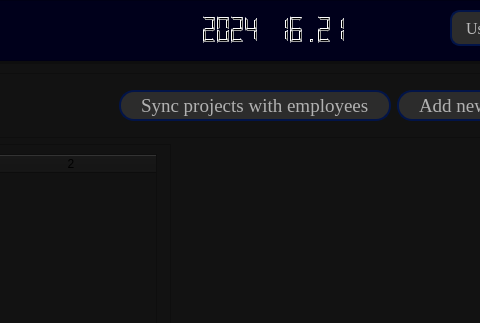
The window that gui/qtProjects/mainUI.ui (gyulii/EffiSync) describes before a commit, drawn with Qt 5; both pictures show x 550 to 1030 and y 0 to 323 of the 1141 by 681 pixel window.
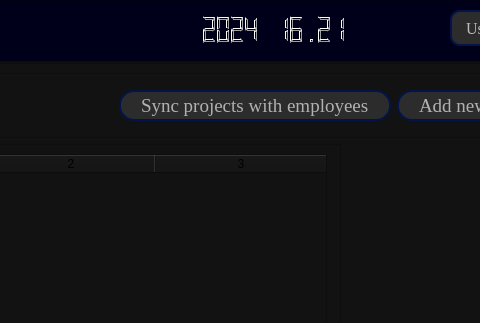
The same window after the commit. The open tabs and pages were chosen to show the change. Icons and pictures are not drawn.

The edit to the form file:
```diff
--- a/gui/qtProjects/mainUI.ui
+++ b/gui/qtProjects/mainUI.ui
@@ -2242,7 +2242,7 @@
                       </property>
                       <property name="minimumSize">
                        <size>
-                        <width>342</width>
+                        <width>512</width>
                         <height>430</height>
                        </size>
                       </property>
@@ -2283,7 +2283,7 @@
                        <number>0</number>
                       </property>
                       <property name="columnCount">
-                       <number>2</number>
+                       <number>3</number>
                       </property>
                       <attribute name="horizontalHeaderMinimumSectionSize">
                        <number>40</number>
@@ -2296,6 +2296,7 @@
                       </attribute>
                       <column/>
                       <column/>
+                      <column/>
                      </widget>
                     </item>
                    </layout>
```
Left out of the diff: 7 changed lines with no effect on the pictures.
